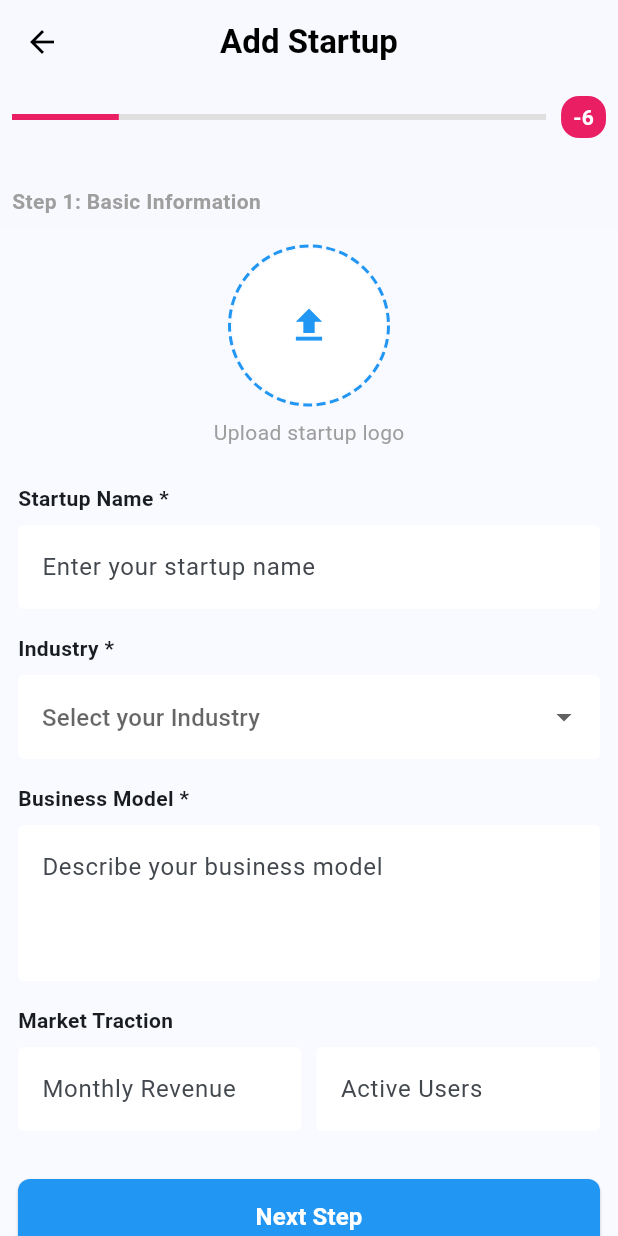
After one commit to Riddhimagupta22/solution_challenge, a Flutter app: the BasicInfo screen opened directly, on a phone screen of 412 x 824 dp. The commit adds this screen. Run offline on Flutter 3.47's test engine with Material 3 defaults, Android fonts, the phone set to English and light mode, and no system bars; drawn by our look-alikes of dotted_border; our stand-ins replace firebase_auth, firebase_core, get, google_fonts, google_maps_flutter, google_sign_in and 2 more; accounts and stored records are empty.

Commit message:
new project

```diff
--- a/lib/Frontend/Features/bottomnav_bar.dart
+++ b/lib/Frontend/Features/bottomnav_bar.dart
@@ -1,5 +1,5 @@
 import 'package:flutter/material.dart';
-import 'package:solution_chanllenge/Frontend/Screen/Add/add_starup.dart';
+import 'package:solution_chanllenge/Frontend/Screen/Add/Add%20Screens/add_starup.dart';
 import 'package:solution_chanllenge/Frontend/Screen/Chat/messages.dart';
 import '../Screen/Account/account.dart';
 import '../Screen/Explore/explore.dart';
@@ -31,7 +31,7 @@ class _BottomNavbarState extends State<BottomNavbar> {
         children: [
           Dashboard(),
           Explore(),
-          AddStarup(),
+          AddStartupScreen(),
           Messages(),
           Account(),
         ],
--- /dev/null
+++ b/lib/Frontend/Screen/Add/Add Screens/basic_info.dart
@@ -0,0 +1,176 @@
+import 'package:flutter/material.dart';
+import 'package:solution_chanllenge/Frontend/Screen/Add/Add%20Widgets/upload_image.dart';
+
+class BasicInfo extends StatelessWidget {
+  @override
+  Widget build(BuildContext context) {
+    return Scaffold(
+        appBar: AppBar(
+          leading: IconButton(
+            icon: Icon(Icons.arrow_back, color: Colors.black),
+            onPressed: () {}, // Define back action
+          ),
+          title: Text("Add Startup",
+              style:
+              TextStyle(color: Colors.black, fontWeight: FontWeight.bold)),
+
+          centerTitle: true,
+        ),
+        body: SingleChildScrollView(
+            child:
+            Column(crossAxisAlignment: CrossAxisAlignment.start, children: [
+              // Step Indicator
+              Padding(
+                padding: const EdgeInsets.all(8.0),
+                child: Row(
+                  children: [
+                    Expanded(
+                      child: LinearProgressIndicator(
+                        value: 0.2,
+                        backgroundColor: Colors.grey[300],
+                        valueColor: AlwaysStoppedAnimation<Color>(Colors.pink),
+                      ),
+                    ),
+                    SizedBox(width: 10),
+                    Container(
+                      padding: EdgeInsets.symmetric(horizontal: 8, vertical: 4),
+                      decoration: BoxDecoration(
+                        color: Colors.pink,
+                        borderRadius: BorderRadius.circular(12),
+                      ),
+                      child: Text("-6",
+                          style: TextStyle(
+                              color: Colors.white, fontWeight: FontWeight.bold)),
+                    ),
+                  ],
+                ),
+              ),
+              SizedBox(height: 16),
+              Padding(
+                padding: const EdgeInsets.all(8.0),
+                child: Text("Step 1: Basic Information",
+                    style:
+                    TextStyle(fontWeight: FontWeight.bold, color: Colors.grey)),
+              ),
+
+              Container(
+                color: Colors.white10,
+                child: Padding(
+                  padding: const EdgeInsets.all(12.0),
+                  child: Column(
+                    crossAxisAlignment: CrossAxisAlignment.start,
+                    children: [
+                      UploadImage(),
+                      SizedBox(height: 8),
+                      Center(
+                          child: Text("Upload startup logo",
+                              style: TextStyle(color: Colors.grey))),
+
+                      SizedBox(height: 24),
+                      Text("Startup Name *",
+                          style: TextStyle(fontWeight: FontWeight.bold)),
+                      SizedBox(height: 8),
+                      TextField(
+                        decoration: InputDecoration(
+                          hintText: "Enter your startup name",
+                          filled: true,
+                          fillColor: Colors.white,
+                          border: OutlineInputBorder(borderSide: BorderSide.none),
+                        ),
+                      ),
+                      SizedBox(height: 16),
+
+                      // Industry Dropdown
+                      Text("Industry *",
+                          style: TextStyle(fontWeight: FontWeight.bold)),
+                      SizedBox(height: 8),
+                      DropdownButtonFormField<String>(alignment: Alignment.center,
+                        decoration: InputDecoration(
+                          hintText: "Select your Industry",
+                          filled: true,  // Enable filling
+                          fillColor: Colors.white,
+                          border: OutlineInputBorder(borderSide: BorderSide.none),
+                        ),
+                        items: ["Tech", "Finance", "Healthcare", "Other"]
+                            .map((String category) {
+                          return DropdownMenuItem(
+                              value: category, child: Text(category));
+                        }).toList(),
+                        onChanged: (value) {},
+                      ),
+                      SizedBox(height: 16),
+
+                      // Business Model Input
+                      Text("Business Model *",
+                          style: TextStyle(fontWeight: FontWeight.bold)),
+                      SizedBox(height: 8),
+                      TextField(
+                        maxLines: 3,
+                        decoration: InputDecoration(
+                          filled: true,
+                          fillColor: Colors.white,
+                          hintText: "Describe your business model",
+                          border: OutlineInputBorder(borderSide: BorderSide.none),
+                        ),
+                      ),
+                      SizedBox(height: 16),
+
+                      // Market Traction Section
+                      Text("Market Traction",
+                          style: TextStyle(fontWeight: FontWeight.bold)),
+                      SizedBox(height: 8),
+                      Row(
+                        children: [
+                          Expanded(
+                            child: TextField(
+                              decoration: InputDecoration(
+                                filled: true,
+                                fillColor: Colors.white,
+                                hintText: "Monthly Revenue",
+                                border: OutlineInputBorder(borderSide: BorderSide.none),
+                              ),
+                            ),
+                          ),
+                          SizedBox(width: 10),
+                          Expanded(
+                            child:TextField(
+                              decoration: InputDecoration(
+                                filled: true,
+                                fillColor: Colors.white,
+                                hintText: "Active Users",
+                                border: OutlineInputBorder(borderSide: BorderSide.none),
+                              ),
+                            ),
+                          ),
+                        ],
+                      ),
+                      SizedBox(height: 32),
+
+                      // Next Step Button
+                      Center(
+                          child: ElevatedButton(
+                            onPressed: () {
+                              // Add your onPressed action here
+                            },
+                            style: ElevatedButton.styleFrom(
+                              backgroundColor: Colors.blue, // Button background color
+                              foregroundColor: Colors.white, // Text color
+                              minimumSize: Size(double.infinity, 50), // Full width with a height of 50
+                              shape: RoundedRectangleBorder(
+                                borderRadius: BorderRadius.circular(8), // Rounded corners
+                              ),
+                            ),
+                            child: Text(
+                              "Next Step",
+                              style: TextStyle(fontSize: 16, fontWeight: FontWeight.bold),
+                            ),
+                          )
+
+                      ),
+                    ],
+                  ),
+                ),
+              )
+            ])));
+  }
+}
--- a/lib/Frontend/Screen/Add/Add Widgets/upload_image.dart
+++ b/lib/Frontend/Screen/Add/Add Widgets/upload_image.dart
@@ -1,25 +1,51 @@
 import 'package:dotted_border/dotted_border.dart';
 import 'package:flutter/material.dart';
+import 'package:image_picker/image_picker.dart';
+import 'dart:io';
 
-class UploadImage extends StatelessWidget {
+class UploadImage extends StatefulWidget {
+  const UploadImage({super.key});
+
+  @override
+  State<UploadImage> createState() => _UploadImageState();
+}
+
+class _UploadImageState extends State<UploadImage> {
+  XFile? _selectedImage;
+  final ImagePicker _picker = ImagePicker();
+
+  Future<void> _pickImage() async {
+    final XFile? image = await _picker.pickImage(source: ImageSource.gallery);
+    if (image != null) {
+      setState(() {
+        _selectedImage = image;
+      });
+    }
+  }
+
   @override
   Widget build(BuildContext context) {
     return Center(
+      child: GestureDetector(
+        onTap: _pickImage,
         child: DottedBorder(
           borderType: BorderType.Circle,
           color: Colors.blue,
+          strokeWidth: 2,
+          dashPattern: [6, 3],
           child: CircleAvatar(
             radius: 51,
             backgroundColor: Colors.white,
-          child: IconButton(
-            icon: Icon(
+            backgroundImage: _selectedImage != null
+                ? FileImage(File(_selectedImage!.path)) // Display selected image
+                : null,
+            child: _selectedImage == null
+                ? Icon(
               Icons.upload,
               color: Colors.blue,
               size: 30,
-            ),
-            onPressed: () {
-              print("Upload button pressed");
-            },
+            )
+                : null, // Hide icon if image is selected
           ),
         ),
       ),
--- a/pubspec.yaml
+++ b/pubspec.yaml
@@ -22,8 +22,9 @@ dependencies:
   dotted_border: ^2.1.0
   google_maps_flutter: ^2.10.1
   location: ^7.0.1
-
+  smooth_page_indicator: ^1.2.1
   flutter_polyline_points: ^2.1.0
+  image_picker: ^1.1.2
 
 
   # The following adds the Cupertino Icons font to your application.
```
Also changed, not shown: lib/Frontend/Screen/Add/Add Screens/add_starup.dart (added, +226 -0 lines), lib/Frontend/Screen/Add/Add Screens/business_model.dart (added, +11 -0 lines), lib/Frontend/Screen/Add/add_starup.dart (deleted, +0 -176 lines), lib/Frontend/Screen/Explore/Explore Widgets/search_bar.dart (+40 -0 lines), lib/Frontend/Screen/Explore/explore.dart (+22 -24 lines), pubspec.lock, 4 other files. Lines whose indentation alone changed are shown as unchanged.
